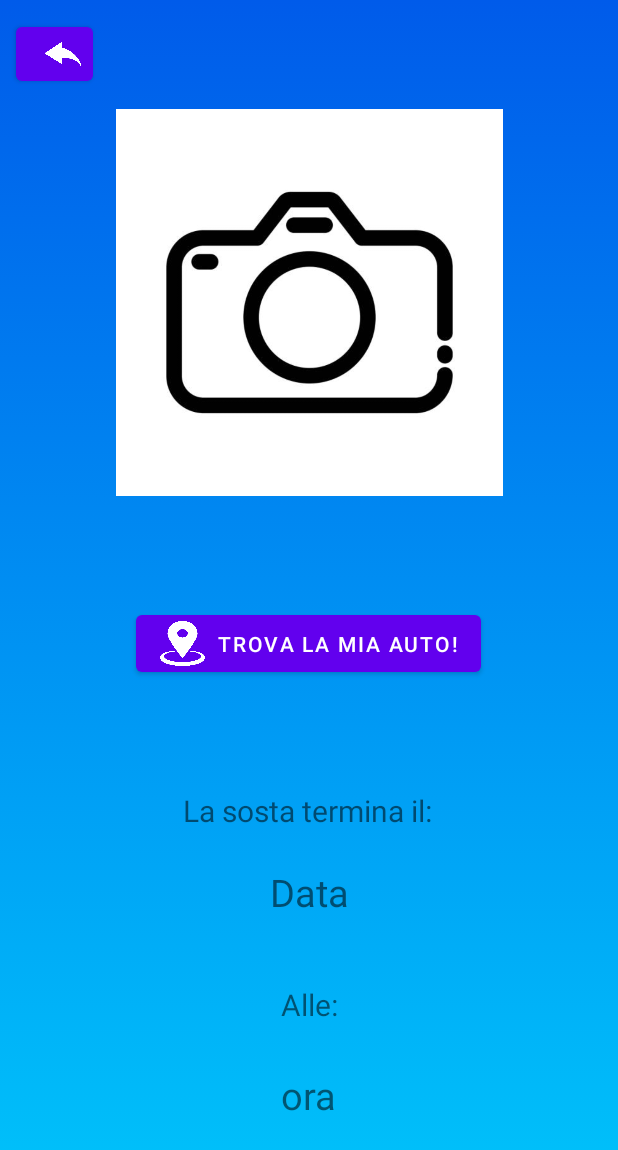
After one commit to shopper197/Easy-Parking, an Android app: the ParkingCheck screen opened directly, with no data from a screen before it, on a phone screen of 412 x 824 dp. The commit adds this screen. Shown: the top 1150 px of the screen. Run offline under Robolectric (Android 15) with nearby library versions, the phone set to English and light mode, and no system bars.

Commit message:
Implementazione fotocamera

```diff
--- a/app/build.gradle
+++ b/app/build.gradle
@@ -35,6 +35,7 @@ android {
     buildFeatures {
         viewBinding true
     }
+
 }
 
 dependencies {
@@ -50,4 +51,7 @@ dependencies {
     testImplementation 'junit:junit:4.13.2'
     androidTestImplementation 'androidx.test.ext:junit:1.1.3'
     androidTestImplementation 'androidx.test.espresso:espresso-core:3.4.0'
+    //posizione
+
+    implementation 'com.google.android.gms:play-services-location:20.0.0'
 }
--- a/app/src/main/java/com/example/easyparking/MainActivity.kt
+++ b/app/src/main/java/com/example/easyparking/MainActivity.kt
@@ -23,8 +23,9 @@ class MainActivity : AppCompatActivity() {
         setContentView(R.layout.activity_main)
 
         val bottoneAvvio : Button = findViewById(R.id.bottoneAvvio)
+        val oldSosta :Button = findViewById(R.id.oldSosta)
         bottoneAvvio.setOnClickListener(View.OnClickListener { startActivity(Intent(this, ParkingActivity2::class.java)) })
-
+        oldSosta.setOnClickListener(View.OnClickListener {startActivity(Intent(this,ParkingCheck::class.java))})
 
     }
 
--- /dev/null
+++ b/app/src/main/java/com/example/easyparking/ParkingCheck.kt
@@ -0,0 +1,18 @@
+package com.example.easyparking
+
+import android.content.Intent
+import androidx.appcompat.app.AppCompatActivity
+import android.os.Bundle
+import android.view.View
+import android.widget.Button
+
+class ParkingCheck : AppCompatActivity() {
+    override fun onCreate(savedInstanceState: Bundle?) {
+        super.onCreate(savedInstanceState)
+        setContentView(R.layout.activity_parking_check)
+
+        val goBack : Button = findViewById(R.id.goBack)
+        goBack.setOnClickListener(View.OnClickListener { startActivity(Intent(this, MainActivity::class.java)) })
+
+    }
+}
--- /dev/null
+++ b/app/src/main/res/layout/activity_parking_check.xml
@@ -0,0 +1,96 @@
+<?xml version="1.0" encoding="utf-8"?>
+<androidx.constraintlayout.widget.ConstraintLayout xmlns:android="http://schemas.android.com/apk/res/android"
+    xmlns:app="http://schemas.android.com/apk/res-auto"
+    xmlns:tools="http://schemas.android.com/tools"
+    android:layout_width="match_parent"
+    android:layout_height="match_parent"
+    tools:context=".ParkingActivity2"
+    android:background="@drawable/gradient_background">
+
+    <ImageView
+        android:id="@+id/imageView4"
+        android:layout_width="287dp"
+        android:layout_height="258dp"
+        app:layout_constraintBottom_toBottomOf="parent"
+        app:layout_constraintEnd_toEndOf="parent"
+        app:layout_constraintStart_toStartOf="parent"
+        app:layout_constraintTop_toTopOf="parent"
+        app:layout_constraintVertical_bias="0.128"
+        app:srcCompat="@drawable/fotocamera" />
+
+    <Button
+        android:id="@+id/parkingFinder"
+        android:layout_width="wrap_content"
+        android:layout_height="wrap_content"
+        android:text="Trova la mia auto!"
+        app:icon="@drawable/pointer"
+        app:iconSize="30dp"
+        app:layout_constraintBottom_toBottomOf="parent"
+        app:layout_constraintEnd_toEndOf="parent"
+        app:layout_constraintHorizontal_bias="0.497"
+        app:layout_constraintStart_toStartOf="parent"
+        app:layout_constraintTop_toBottomOf="@+id/imageView4"
+        app:layout_constraintVertical_bias="0.165" />
+
+    <TextView
+        android:id="@+id/scrittaSosta"
+        android:layout_width="wrap_content"
+        android:layout_height="wrap_content"
+        android:text="La sosta termina il:"
+        android:textSize="20sp"
+        app:layout_constraintBottom_toBottomOf="parent"
+        app:layout_constraintEnd_toEndOf="parent"
+        app:layout_constraintHorizontal_bias="0.497"
+        app:layout_constraintStart_toStartOf="parent"
+        app:layout_constraintTop_toBottomOf="@+id/parkingFinder"
+        app:layout_constraintVertical_bias="0.213" />
+
+    <TextView
+        android:id="@+id/textView2"
+        android:layout_width="wrap_content"
+        android:layout_height="wrap_content"
+        android:text="Data"
+        android:textSize="25sp"
+        app:layout_constraintBottom_toBottomOf="parent"
+        app:layout_constraintEnd_toEndOf="parent"
+        app:layout_constraintStart_toStartOf="parent"
+        app:layout_constraintTop_toBottomOf="@+id/scrittaSosta"
+        app:layout_constraintVertical_bias="0.098" />
+
+    <TextView
+        android:id="@+id/scrittaSosta2"
+        android:layout_width="wrap_content"
+        android:layout_height="wrap_content"
+        android:layout_marginTop="44dp"
+        android:text="Alle:"
+        android:textSize="20sp"
+        app:layout_constraintEnd_toEndOf="parent"
+        app:layout_constraintStart_toStartOf="parent"
+        app:layout_constraintTop_toBottomOf="@+id/textView2" />
+
+    <TextView
+        android:id="@+id/textView4"
+        android:layout_width="wrap_content"
+        android:layout_height="wrap_content"
+        android:text="ora"
+        android:textSize="25sp"
+        app:layout_constraintBottom_toBottomOf="parent"
+        app:layout_constraintEnd_toEndOf="parent"
+        app:layout_constraintStart_toStartOf="parent"
+        app:layout_constraintTop_toBottomOf="@+id/scrittaSosta2"
+        app:layout_constraintVertical_bias="0.276" />
+
+    <Button
+        android:id="@+id/goBack"
+        android:layout_width="51dp"
+        android:layout_height="48dp"
+        android:layout_marginTop="12dp"
+
+        app:icon="@drawable/back"
+        app:iconSize="30dp"
+        app:layout_constraintEnd_toEndOf="parent"
+        app:layout_constraintHorizontal_bias="0.03"
+        app:layout_constraintStart_toStartOf="parent"
+        app:layout_constraintTop_toTopOf="parent"
+        tools:ignore="SpeakableTextPresentCheck" />
+</androidx.constraintlayout.widget.ConstraintLayout>
--- a/app/src/main/res/values/themes.xml
+++ b/app/src/main/res/values/themes.xml
@@ -1,6 +1,6 @@
 <resources xmlns:tools="http://schemas.android.com/tools">
     <!-- Base application theme. -->
-    <style name="Theme.EasyParking" parent="Theme.MaterialComponents.DayNight.DarkActionBar">
+    <style name="Theme.EasyParking" parent="Theme.MaterialComponents.DayNight.NoActionBar">
         <!-- Primary brand color. -->
         <item name="colorPrimary">@color/purple_500</item>
         <item name="colorPrimaryVariant">@color/purple_700</item>
```
Also changed, not shown: app/src/main/AndroidManifest.xml (+14 -6 lines), app/src/main/java/com/example/easyparking/ParkingActivity2.kt (+104 -13 lines), app/src/main/res/layout/activity_main.xml (+28 -14 lines), app/src/main/res/layout/activity_parking.xml (deleted, +0 -146 lines), app/src/main/res/layout/activity_parking2.xml (+19 -3 lines), app/src/main/res/drawable-mdpi/back.png (added), app/src/main/res/drawable-mdpi/pointer.png (added).
